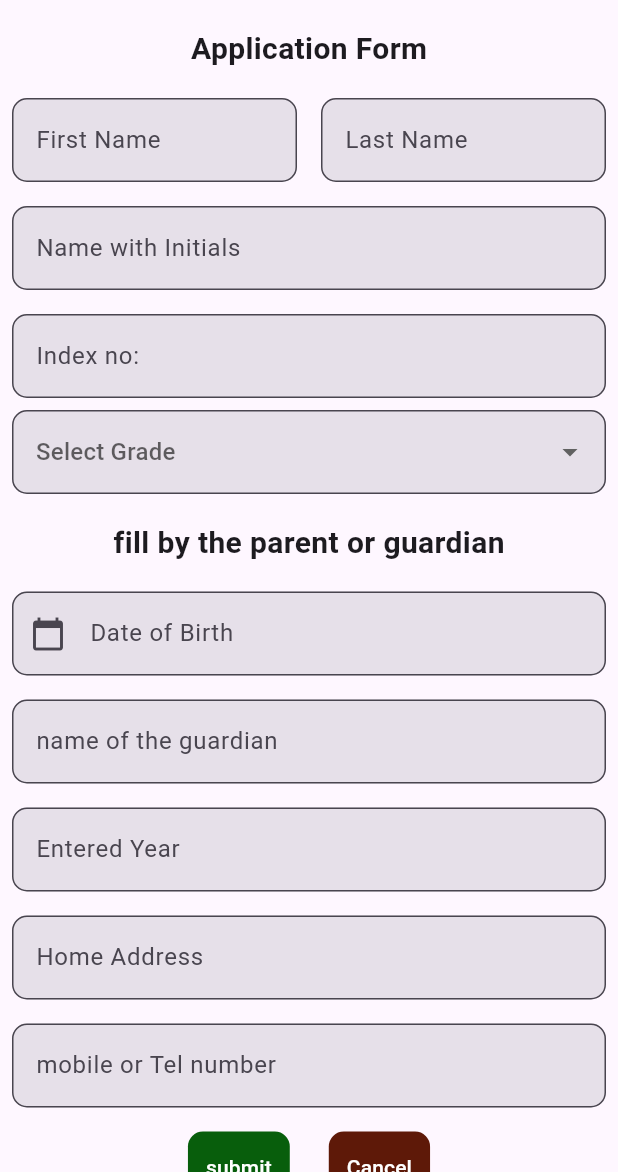
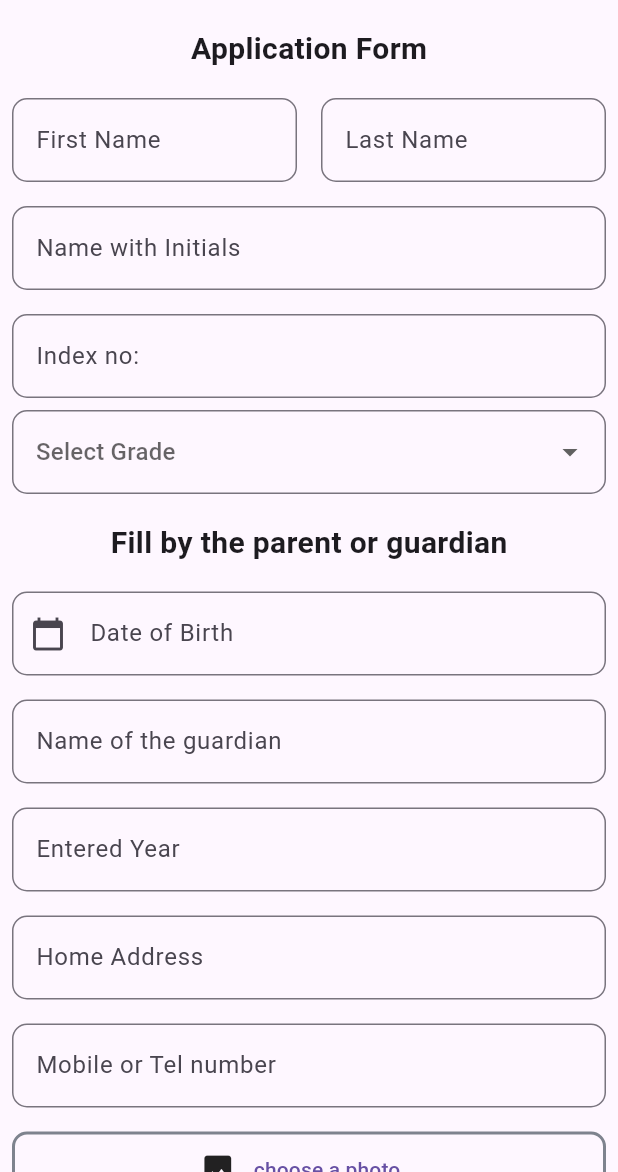
Before and after one commit to KMjanith/competition-app-mobile, a Flutter app: the screen it shows after launch, after a tap on "Add new Student", on a phone screen of 412 x 824 dp, the part 64-1236 px from its top. Run offline on Flutter 3.47's test engine with Material 3 defaults, Android fonts, the light colour scheme and no system bars; our stand-ins replace cloud_firestore, file_picker, firebase_core, firebase_storage; accounts and stored records are empty.

Commit message:
save photos done

```diff
--- a/lib/components/inputs/DatePickerInput.dart
+++ b/lib/components/inputs/DatePickerInput.dart
@@ -12,7 +12,6 @@ class DatePickerInput extends StatelessWidget {
       child: TextField(
         controller: dateController, // Use controller to display selected date
         decoration: const InputDecoration(
-          filled: true,
           border: OutlineInputBorder(
             borderRadius: BorderRadius.all(Radius.circular(10)),
           ),
--- a/lib/components/inputs/DropDownInput.dart
+++ b/lib/components/inputs/DropDownInput.dart
@@ -17,7 +17,6 @@ class _DropDownInputState extends State<DropDownInput> {
       padding: const EdgeInsets.only(right: 8.0, left: 8.0, bottom: 8.0),
       child: DropdownButtonFormField<String>(
         decoration: const InputDecoration(
-          filled: true,
           border: OutlineInputBorder(
             borderRadius: BorderRadius.all(Radius.circular(10)),
           ),
--- a/lib/components/inputs/Inputs.dart
+++ b/lib/components/inputs/Inputs.dart
@@ -15,7 +15,6 @@ class InputField extends StatelessWidget {
         keyboardType: keyboardType,
         decoration: InputDecoration(
           hoverColor: Colors.red,
-          filled: true,
           border: const OutlineInputBorder(
               borderRadius: BorderRadius.all(Radius.circular(10))),
           labelText: labelText,
--- a/lib/main.dart
+++ b/lib/main.dart
@@ -1,15 +1,13 @@
-import 'package:competition_app/components/common/HomeCard.dart';
+import 'package:competition_app/pages/HomePage.dart';
 import 'package:flutter/material.dart';
-import 'pages/addStudent/AddStudent.dart';
 import 'package:firebase_core/firebase_core.dart';
 import 'firebase_options.dart';
-
 
 void main() async {
   WidgetsFlutterBinding.ensureInitialized();
   await Firebase.initializeApp(
     options: DefaultFirebaseOptions.currentPlatform,
-);
+  );
   runApp(const MyApp());
 }
 
@@ -35,43 +33,7 @@ class MyHomePage extends StatefulWidget {
 class _MyHomePageState extends State<MyHomePage> {
   @override
   Widget build(BuildContext context) {
-    return Scaffold(
-      appBar: AppBar(
-        title: IconButton(
-          onPressed: () {},
-          icon: const Icon(Icons.menu),
-        ),
-        actions: [
-          TextButton(onPressed: (){}, child: Text("Sign up", style: TextStyle(color: Color.fromARGB(255, 20, 7, 66), fontSize: 20))),
-          TextButton(onPressed: (){}, child: Text("Log in", style: TextStyle(color: Color.fromARGB(255, 20, 7, 66), fontSize: 20)))
-        ],
-      ),
-      body: const Center(
-        child: SingleChildScrollView(
-          child: Column(
-            children: [
-              Row(
-                mainAxisAlignment: MainAxisAlignment.spaceEvenly,
-                crossAxisAlignment: CrossAxisAlignment.center,
-                children: [
-                  HomeCard(buttonText:"Add new Student", targetPage: AddStudent()),   //add student card
-                  HomeCard(buttonText:"View Students", targetPage: AddStudent()),     //view student card
-                ],
-              ),
-              SizedBox(height: 10),
-              Row(
-                mainAxisAlignment: MainAxisAlignment.spaceEvenly,
-                crossAxisAlignment: CrossAxisAlignment.center,
-                children: [
-                  HomeCard(buttonText:"new Grading", targetPage: AddStudent()),    //grading card
-                  HomeCard(buttonText:"new Competition", targetPage: AddStudent()),   //competition card
+    return const HomePage();
 
-                ],
-              )
-            ],
-          ),
-        ),
-      ),
-    );
   }
 }
--- a/lib/pages/addStudent/AddStudent.dart
+++ b/lib/pages/AddStudent.dart
@@ -1,9 +1,14 @@
+import 'dart:io';
+
 import 'package:cloud_firestore/cloud_firestore.dart';
 import 'package:competition_app/components/dataRepo/AppConstants.dart';
 import 'package:competition_app/components/inputs/DatePickerInput.dart';
+import 'package:file_picker/file_picker.dart';
+import 'package:firebase_storage/firebase_storage.dart';
 import 'package:flutter/material.dart';
-import '../../components/inputs/DropDownInput.dart';
-import '../../components/inputs/Inputs.dart';
+import 'package:flutter/widgets.dart';
+import '../components/inputs/DropDownInput.dart';
+import '../components/inputs/Inputs.dart';
 
 class AddStudent extends StatefulWidget {
   const AddStudent({Key? key}) : super(key: key);
@@ -24,6 +29,8 @@ class _AddStudentState extends State<AddStudent> {
   late TextEditingController homeAddress;
   late TextEditingController mobileNumber;
   String? selectedGrade;
+
+  UploadTask? uploadTask;
 
   @override
   void initState() {
@@ -63,7 +70,7 @@ class _AddStudentState extends State<AddStudent> {
       lastDate: DateTime(2100),
     );
 
-    if (picked != null && picked != DateTime.now()) {
+    if (picked != null) {
       setState(() {
         _dateController.text = picked.toString().split(' ')[0];
       });
@@ -71,19 +78,17 @@ class _AddStudentState extends State<AddStudent> {
   }
 
   bool validator() {
-    if (firstName.text.isEmpty ||
+    return firstName.text.isEmpty ||
         lastName.text.isEmpty ||
         nameWithInitials.text.isEmpty ||
-        indexNo.text.isEmpty && indexNo.text.length <= 5||
+        indexNo.text.isEmpty ||
+        indexNo.text.length <= 5 ||
         selectedGrade == null ||
         _dateController.text.isEmpty ||
         guardianName.text.isEmpty ||
         enteredYear.text.isEmpty ||
         homeAddress.text.isEmpty ||
-        mobileNumber.text.isEmpty) {
-      return true;
-    }
-    return false;
+        mobileNumber.text.isEmpty;
   }
 
   void addStudent() {
@@ -94,7 +99,7 @@ class _AddStudentState extends State<AddStudent> {
         builder: (context) {
           return AlertDialog(
             title: const Text("Error"),
-            content: const Text("all field should be filled"),
+            content: const Text("All fields should be filled"),
             actions: [
               TextButton(
                 onPressed: () {
@@ -142,6 +147,8 @@ class _AddStudentState extends State<AddStudent> {
         },
       );
 
+      uploadFile();
+
       firstName.clear();
       lastName.clear();
       nameWithInitials.clear();
@@ -151,7 +158,42 @@ class _AddStudentState extends State<AddStudent> {
       enteredYear.clear();
       homeAddress.clear();
       mobileNumber.clear();
-      selectedGrade = '';
+      setState(() {
+        selectedGrade = null;
+      });
+    });
+  }
+
+  PlatformFile? pickFile;
+
+  Future<void> selectFile() async {
+    final result = await FilePicker.platform.pickFiles();
+    if (result == null) {
+      return;
+    }
+    setState(() {
+      pickFile = result.files.first;
+    });
+  }
+
+  Future<void> uploadFile() async {
+    if (pickFile == null) return;
+
+    final path = 'files/${pickFile!.name}';
+    final file = File(pickFile!.path!);
+
+    final ref = FirebaseStorage.instance.ref().child(path);
+
+    setState(() {
+      uploadTask = ref.putFile(file);
+    });
+
+    final snapshot = await uploadTask?.whenComplete(() {});
+
+    final urlDownload = await snapshot?.ref.getDownloadURL();
+    print('Download-Link: $urlDownload');
+    setState(() {
+      uploadTask = null;
     });
   }
 
@@ -159,7 +201,7 @@ class _AddStudentState extends State<AddStudent> {
   Widget build(BuildContext context) {
     return Scaffold(
       appBar: AppBar(
-        automaticallyImplyLeading: false, // Removes the back arrow
+        automaticallyImplyLeading: false,
         title: IconButton(
           onPressed: () {},
           icon: const Icon(Icons.menu),
@@ -193,15 +235,24 @@ class _AddStudentState extends State<AddStudent> {
               children: [
                 Expanded(
                     child: InputField(
-                        labelText: "First Name", controller: firstName, keyboardType: TextInputType.text)),
+                        labelText: "First Name",
+                        controller: firstName,
+                        keyboardType: TextInputType.text)),
                 Expanded(
                     child: InputField(
-                        labelText: "Last Name", controller: lastName, keyboardType: TextInputType.text)),
+                        labelText: "Last Name",
+                        controller: lastName,
+                        keyboardType: TextInputType.text)),
               ],
             ),
             InputField(
-                labelText: "Name with Initials", controller: nameWithInitials, keyboardType: TextInputType.text),
-            InputField(labelText: "Index no:", controller: indexNo, keyboardType: TextInputType.number),
+                labelText: "Name with Initials",
+                controller: nameWithInitials,
+                keyboardType: TextInputType.text),
+            InputField(
+                labelText: "Index no:",
+                controller: indexNo,
+                keyboardType: TextInputType.number),
             DropDownInput(
               itemList: AppConstants.grade,
               onChanged: (value) {
@@ -212,18 +263,68 @@ class _AddStudentState extends State<AddStudent> {
             ),
             const SizedBox(height: 10),
             const Text(
-              "fill by the parent or guardian",
+              "Fill by the parent or guardian",
               style: TextStyle(fontSize: 20, fontWeight: FontWeight.bold),
             ),
             const SizedBox(height: 10),
             DatePickerInput(
                 selectedDate: _selectDate, dateController: _dateController),
             InputField(
-                labelText: "name of the guardian", controller: guardianName, keyboardType: TextInputType.text),
-            InputField(labelText: "Entered Year", controller: enteredYear, keyboardType: TextInputType.number),
-            InputField(labelText: "Home Address", controller: homeAddress, keyboardType: TextInputType.text),
+                labelText: "Name of the guardian",
+                controller: guardianName,
+                keyboardType: TextInputType.text),
             InputField(
-                labelText: "mobile or Tel number", controller: mobileNumber, keyboardType: TextInputType.phone),
+                labelText: "Entered Year",
+                controller: enteredYear,
+                keyboardType: TextInputType.number),
+            InputField(
+                labelText: "Home Address",
+                controller: homeAddress,
+                keyboardType: TextInputType.text),
+            InputField(
+                labelText: "Mobile or Tel number",
+                controller: mobileNumber,
+                keyboardType: TextInputType.phone),
+
+            //to display the selected image
+            Column(children: [
+              if (pickFile != null)
+                Container(
+                  color: Colors.blue,
+                  child: Image.file(
+                    File(pickFile!.path!),
+                    width: double.infinity,
+                    fit: BoxFit.cover,
+                  ),
+                )
+            ]),
+
+            //add photo button
+            Padding(
+              padding: const EdgeInsets.all(8.0),
+              child: Container(
+                width: double.infinity,
+                height: 50,
+                decoration: BoxDecoration(
+                    borderRadius: BorderRadius.circular(10),
+                    border: Border.all(
+                      color: Color.fromARGB(129, 0, 17, 31),
+                      width: 2,
+                    )),
+                child: Row(
+                  mainAxisAlignment: MainAxisAlignment.center,
+                  children: [
+                    const Icon(Icons.photo),
+                    TextButton(
+                        onPressed: selectFile,
+                        child: const Text("choose a photo")),
+                  ],
+                ),
+              ),
+            ),
+
+            // ElevatedButton(
+            //     onPressed: uploadFile, child: const Text("Upload file")),
             Row(
               mainAxisAlignment: MainAxisAlignment.center,
               children: [
@@ -237,7 +338,7 @@ class _AddStudentState extends State<AddStudent> {
                     child: TextButton(
                       onPressed: addStudent,
                       child: const Text(
-                        "submit",
+                        "Submit",
                         style: TextStyle(color: Colors.white),
                       ),
                     ),
@@ -264,9 +365,42 @@ class _AddStudentState extends State<AddStudent> {
                 ),
               ],
             ),
+            buildProgress(),
           ],
         ),
       ),
     );
   }
+
+  Widget buildProgress() => StreamBuilder<TaskSnapshot>(
+        stream: uploadTask?.snapshotEvents,
+        builder: (context, snapshot) {
+          if (snapshot.hasData) {
+            final data = snapshot.data!;
+            double progress = data.bytesTransferred / data.totalBytes;
+            return SizedBox(
+              height: 50,
+              child: Stack(
+                fit: StackFit.expand,
+                children: [
+                  LinearProgressIndicator(
+                    value: progress,
+                    backgroundColor: Colors.green,
+                  ),
+                  Center(
+                    child: Text(
+                      '${(progress * 100).toStringAsFixed(2)} %',
+                      style: const TextStyle(fontSize: 20, color: Colors.white),
+                    ),
+                  )
+                ],
+              ),
+            );
+          } else {
+            return const SizedBox(
+              height: 50,
+            );
+          }
+        },
+      );
 }
--- /dev/null
+++ b/lib/pages/HomePage.dart
@@ -0,0 +1,73 @@
+import 'package:flutter/material.dart';
+
+import '../components/common/HomeCard.dart';
+import 'AddStudent.dart';
+
+class HomePage extends StatelessWidget {
+  const HomePage({super.key});
+
+  @override
+  Widget build(BuildContext context) {
+    return Scaffold(
+      appBar: AppBar(
+        title: IconButton(
+          onPressed: () {},
+          icon: const Icon(Icons.menu),
+        ),
+        actions: [
+          TextButton(
+              onPressed: () {},
+              child: const Text("Sign up",
+                  style: TextStyle(
+                      color: Color.fromARGB(255, 20, 7, 66), fontSize: 20))),
+          TextButton(
+              onPressed: () {},
+              child: const Text("Log in",
+                  style: TextStyle(
+                      color: Color.fromARGB(255, 20, 7, 66), fontSize: 20)))
+        ],
+      ),
+      body: const Stack(children: [
+        Center(
+
+            child: Icon(Icons.sports_mma_rounded,
+                size: 400, color: Color.fromARGB(220, 235, 185, 151)),
+          ),
+
+        Center(
+          child: SingleChildScrollView(
+            child: Column(
+              children: [
+                Row(
+                  mainAxisAlignment: MainAxisAlignment.spaceEvenly,
+                  crossAxisAlignment: CrossAxisAlignment.center,
+                  children: [
+                    HomeCard(
+                        buttonText: "Add new Student",
+                        targetPage: AddStudent()), //add student card
+                    HomeCard(
+                        buttonText: "View Students",
+                        targetPage: AddStudent()), //view student card
+                  ],
+                ),
+                SizedBox(height: 10),
+                Row(
+                  mainAxisAlignment: MainAxisAlignment.spaceEvenly,
+                  crossAxisAlignment: CrossAxisAlignment.center,
+                  children: [
+                    HomeCard(
+                        buttonText: "new Grading",
+                        targetPage: AddStudent()), //grading card
+                    HomeCard(
+                        buttonText: "new Competition",
+                        targetPage: AddStudent()), //competition card
+                  ],
+                )
+              ],
+            ),
+          ),
+        ),
+      ]),
+    );
+  }
+}
--- a/pubspec.yaml
+++ b/pubspec.yaml
@@ -36,6 +36,9 @@ dependencies:
   cupertino_icons: ^1.0.2
   firebase_core: ^2.31.1
   cloud_firestore: ^4.17.4
+  file_picker: ^8.0.3
+  firebase_storage: ^11.7.6
+  firebase_auth: ^4.19.6
 
 dev_dependencies:
   flutter_test:
```
Also changed, not shown: pubspec.lock, 3 other files.
